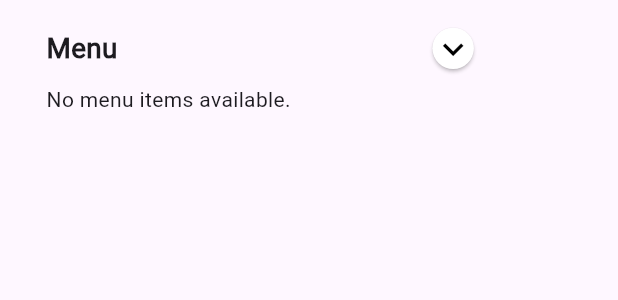
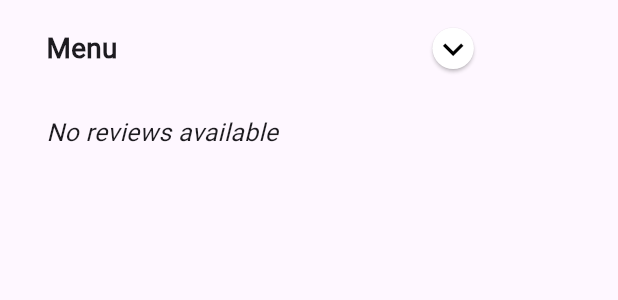
Before and after one commit to ISIS3510-202401-Team31/Flutter, a Flutter app: the MenuGrid widget shown alone on an empty page, opened directly with empty values, on a phone screen of 412 x 824 dp. Shown: the top 300 px of the screen. Run offline on Flutter 3.47's test engine with Material 3 defaults, Android fonts, the phone set to English and light mode, and no system bars; our stand-ins replace cloud_firestore, firebase_auth, firebase_core, firebase_crashlytics, firebase_storage, flutter_spinkit and 4 more; accounts and stored records are empty.

Commit message:
More changes to the UI

```diff
--- a/unifood/lib/view/restaurant/detail/widgets/menu_section/menu_grid.dart
+++ b/unifood/lib/view/restaurant/detail/widgets/menu_section/menu_grid.dart
@@ -23,17 +23,18 @@ class _MenuGridState extends State<MenuGrid> {
     return SizedBox(
       width: screenWidth * 0.9,
       child: Padding(
-        padding: EdgeInsets.symmetric( horizontal: screenWidth * 0.075, vertical: screenHeight * 0.01),
+        padding: EdgeInsets.symmetric(
+            horizontal: screenWidth * 0.075, vertical: screenHeight * 0.01),
         child: Column(
           crossAxisAlignment: CrossAxisAlignment.stretch,
           children: [
             Row(
               mainAxisAlignment: MainAxisAlignment.spaceBetween,
               children: [
-                 Text(
+                Text(
                   'Menu',
                   style: TextStyle(
-                    fontSize:  screenHeight * 0.0225,
+                    fontSize: screenHeight * 0.0225,
                     fontWeight: FontWeight.bold,
                   ),
                 ),
@@ -78,7 +79,17 @@ class _MenuGridState extends State<MenuGrid> {
                         );
                       },
                     )
-                  : const Text('No menu items available.'),
+                  : Padding(
+                      padding:
+                          EdgeInsets.symmetric(vertical: screenHeight * 0.025),
+                      child: Text(
+                        'No reviews available',
+                        style: TextStyle(
+                          fontSize: screenHeight * 0.02,
+                          fontStyle: FontStyle.italic,
+                        ),
+                      ),
+                    ),
             ),
           ],
         ),
```
